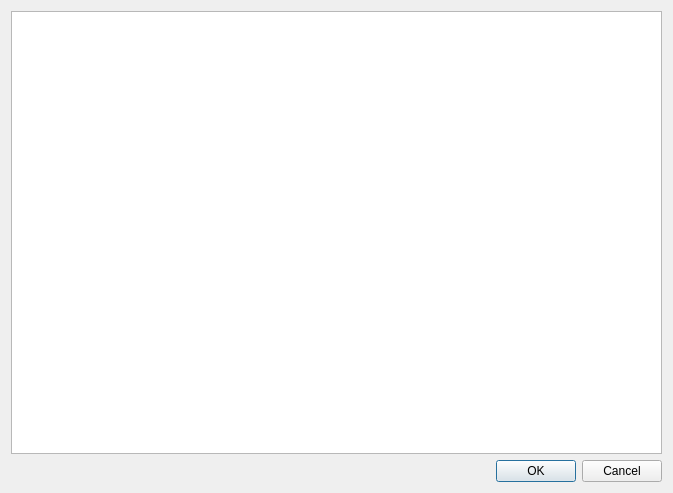
Qt form tableaform.ui (MrModez/Wasteland) before a commit.
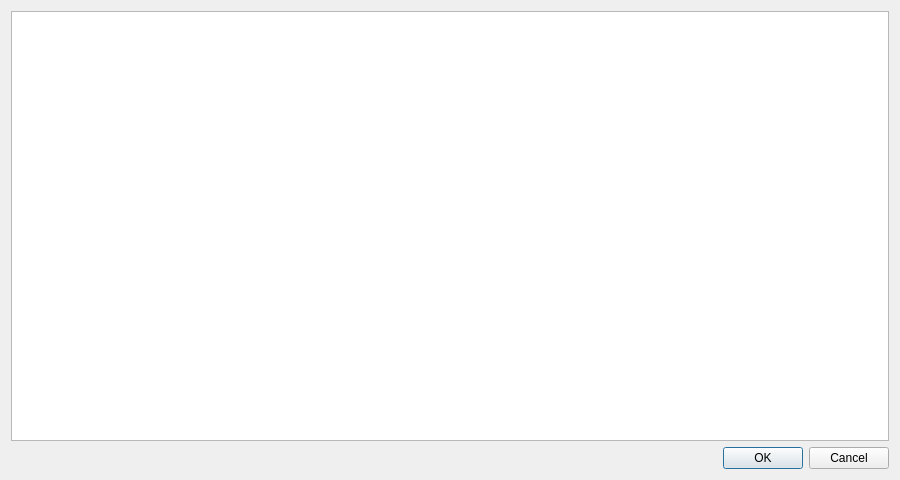
The same form after that commit.

Commit message: Added settings and window handlers

What changed in the file:
```diff
--- a/tableaform.ui
+++ b/tableaform.ui
@@ -6,10 +6,16 @@
    <rect>
     <x>0</x>
     <y>0</y>
-    <width>673</width>
-    <height>493</height>
+    <width>900</width>
+    <height>480</height>
    </rect>
   </property>
+  <property name="minimumSize">
+   <size>
+    <width>900</width>
+    <height>480</height>
+   </size>
+  </property>
   <property name="windowTitle">
    <string>Dialog</string>
   </property>
```
The commit also changes 7 other files.
